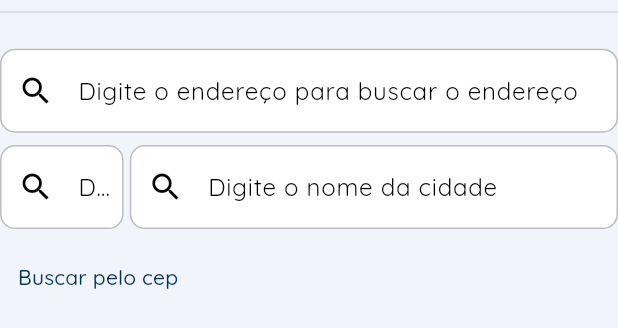
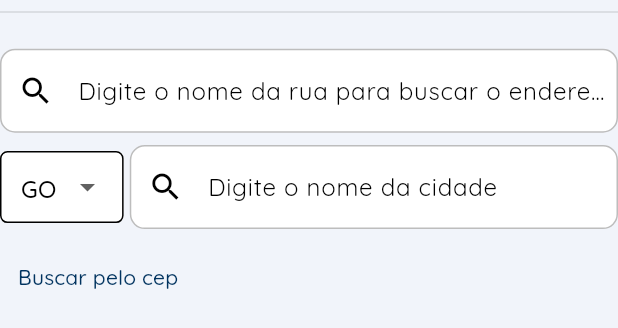
Before and after one commit to matheus-olindabits/7pay, a Flutter app: the AddressDialogCreateByStreetPage widget shown alone on an empty page, opened directly, on a phone screen of 412 x 824 dp. Shown: the top 328 px of the screen. Run offline on Flutter 3.47's test engine with Material 3 defaults, Android fonts, the phone set to English and light mode, and no system bars; our stand-ins replace another_flushbar, dio, flutter_mobx, flutter_modular, mobx; generated files the repository leaves out were written again.

Commit message:
feat: validação do retorno da busca

```diff
--- a/src/lib/app/modules/address/components/address_create/address_dialog_create_by_street_page.dart
+++ b/src/lib/app/modules/address/components/address_create/address_dialog_create_by_street_page.dart
@@ -39,7 +39,7 @@ class AddressDialogCreateByStreetPage extends StatelessWidget {
                 borderSide: const BorderSide(color: Colors.black26),
                 borderRadius: BorderRadius.circular(10),
               ),
-              hintText: 'Digite o endereço para buscar o endereço',
+              hintText: 'Digite o nome da rua para buscar o endereço',
               hintStyle: TextStyle(
                 height: context.h(.0035),
               ),
@@ -47,6 +47,12 @@ class AddressDialogCreateByStreetPage extends StatelessWidget {
                 Icons.search,
               ),
             ),
+            validator: (value) {
+              if (value == null || value.isEmpty) {
+                return "Digite o nome da rua";
+              }
+              return null;
+            },
             onChanged: (value) => _controller.setStreet(value),
           ),
           const SpacingH(.01),
@@ -54,32 +60,36 @@ class AddressDialogCreateByStreetPage extends StatelessWidget {
             children: [
               SizedBox(
                 width: context.w(.2),
-                child: TextFormField(
+                child: DropdownButtonFormField(
+                  isExpanded: true,
                   decoration: InputDecoration(
                     fillColor: Colors.white,
+                    contentPadding: const EdgeInsets.symmetric(
+                      vertical: 10.0,
+                      horizontal: 10.0,
+                    ),
+                    floatingLabelBehavior: FloatingLabelBehavior.always,
+                    hintText: '',
+                    enabledBorder: OutlineInputBorder(
+                      borderRadius: BorderRadius.circular(5),
+                    ),
+                    border: OutlineInputBorder(
+                      borderRadius: BorderRadius.circular(5),
+                    ),
                     filled: true,
-                    contentPadding: const EdgeInsets.symmetric(
-                      vertical: 5.0,
-                      horizontal: 5.0,
-                    ),
-                    counterText: "",
-                    enabledBorder: OutlineInputBorder(
-                      borderSide: const BorderSide(color: Colors.black26),
-                      borderRadius: BorderRadius.circular(10),
-                    ),
-                    focusedBorder: OutlineInputBorder(
-                      borderSide: const BorderSide(color: Colors.black26),
-                      borderRadius: BorderRadius.circular(10),
-                    ),
-                    hintText: 'Digite o UF',
-                    hintStyle: TextStyle(
-                      height: context.h(.0035),
-                    ),
-                    prefixIcon: const Icon(
-                      Icons.search,
-                    ),
                   ),
-                  onChanged: (value) => _controller.setUf(value),
+                  dropdownColor: Colors.white,
+                  validator: (value) =>
+                      value == null ? "Selecione um estado" : null,
+                  value: _controller.uf,
+                  items: _controller.ufList
+                      .map<DropdownMenuItem<String>>((String value) {
+                    return DropdownMenuItem<String>(
+                      value: value,
+                      child: Text(value),
+                    );
+                  }).toList(),
+                  onChanged: (value) => _controller.setUf(value!),
                 ),
               ),
               const SpacingW(.01),
@@ -109,6 +119,12 @@ class AddressDialogCreateByStreetPage extends StatelessWidget {
                       Icons.search,
                     ),
                   ),
+                  validator: (value) {
+                    if (value == null || value.isEmpty) {
+                      return "Digite o cidade";
+                    }
+                    return null;
+                  },
                   onChanged: (value) => _controller.setCity(value),
                 ),
               ),
```
Also changed, not shown: src/lib/app/modules/address/components/address_create/address_list_to_select_page.dart (+11 -1 lines), src/lib/app/modules/address/controllers/address_controller.dart (+31 -1 lines).
